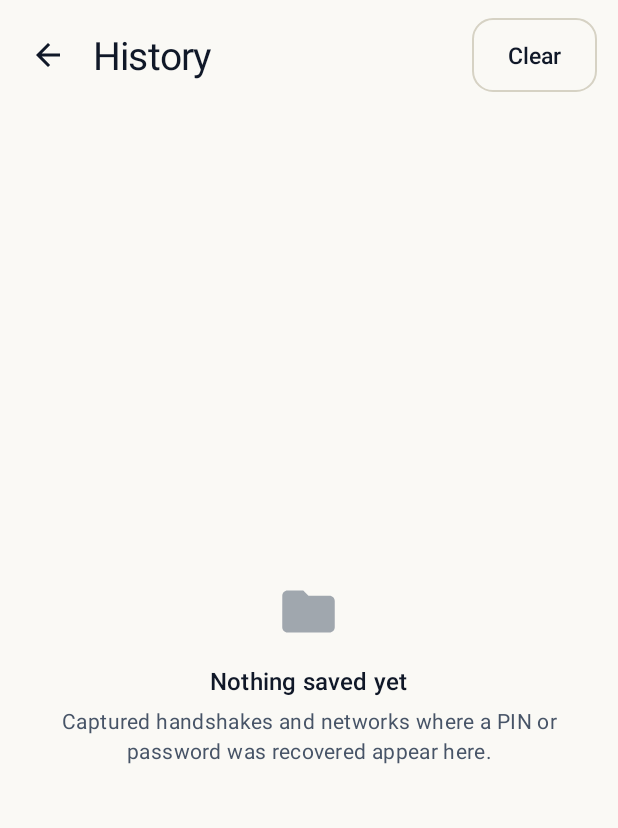
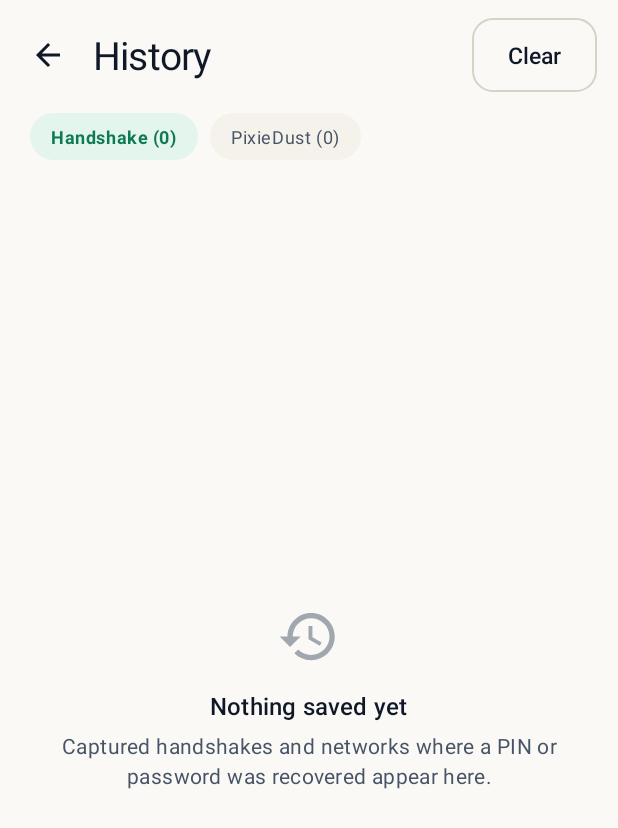
Before and after one commit to mohadexter/Pixie-Dust-capture-handshake-for-android-without-root, an Android app: the HistoryActivity screen opened directly, with no data from a screen before it, on a phone screen of 412 x 824 dp. Shown: the top 828 px of the screen. Run offline under Robolectric (Android 15) with nearby library versions, the phone set to English and light mode, and no system bars; libraries missing offline, so code that uses them is left out: com.chaquo.python.

Commit message:
1.0.6: highlight known router models in the scan list, split history into Handshake/PixieDust tabs, clock history icon, storage card first in Settings

```diff
--- a/app/build.gradle.kts
+++ b/app/build.gradle.kts
@@ -33,8 +33,8 @@ android {
         applicationId = "ma.pixiedust.app"
         minSdk = 24
         targetSdk = 36
-        versionCode = 6
-        versionName = "1.0.5"
+        versionCode = 7
+        versionName = "1.0.6"
 
         // ARM phones only: 64-bit and 32-bit. No emulator ABIs, which keeps the APK smaller.
         ndk {
--- a/app/src/main/java/ma/pixiedust/app/ui/HistoryActivity.java
+++ b/app/src/main/java/ma/pixiedust/app/ui/HistoryActivity.java
@@ -1,6 +1,7 @@
 package ma.pixiedust.app.ui;
 
 import android.os.Bundle;
+import android.graphics.Typeface;
 import android.text.TextUtils;
 import android.view.View;
 import android.widget.LinearLayout;
@@ -13,6 +14,7 @@ import com.google.android.material.card.MaterialCardView;
 import com.google.android.material.dialog.MaterialAlertDialogBuilder;
 
 import java.text.DateFormat;
+import java.util.ArrayList;
 import java.util.Date;
 import java.util.List;
 
@@ -26,6 +28,7 @@ public class HistoryActivity extends AppCompatActivity {
 
     private ActivityHistoryBinding b;
     private HistoryStore history;
+    private boolean pixieTab;
 
     @Override
     protected void onCreate(Bundle savedInstanceState) {
@@ -37,6 +40,8 @@ public class HistoryActivity extends AppCompatActivity {
 
         b.btnBack.setOnClickListener(v -> finish());
         b.btnClear.setOnClickListener(v -> confirmClear());
+        b.tabHandshake.setOnClickListener(v -> selectTab(false));
+        b.tabPixie.setOnClickListener(v -> selectTab(true));
         render();
     }
 
@@ -46,34 +51,78 @@ public class HistoryActivity extends AppCompatActivity {
         render();
     }
 
+    private void selectTab(boolean pixie) {
+        if (pixieTab == pixie) {
+            return;
+        }
+        pixieTab = pixie;
+        render();
+    }
+
     private void confirmClear() {
-        if (history.all().isEmpty()) {
+        if (visible(history.all()).isEmpty()) {
             return;
         }
         new MaterialAlertDialogBuilder(this)
-                .setTitle(R.string.history_clear_confirm)
+                .setTitle(pixieTab
+                        ? R.string.history_clear_pixie_confirm : R.string.history_clear_confirm)
                 .setMessage(R.string.history_clear_body)
                 .setNegativeButton(R.string.generic_cancel, null)
                 .setPositiveButton(R.string.history_clear, (dialog, which) -> {
-                    history.clear();
+                    history.clear(pixieTab
+                            ? HistoryStore.TYPE_CREDENTIALS : HistoryStore.TYPE_HANDSHAKE);
                     render();
                 })
                 .show();
+    }
+
+    private List<HistoryStore.Entry> visible(List<HistoryStore.Entry> all) {
+        List<HistoryStore.Entry> out = new ArrayList<>();
+        for (HistoryStore.Entry entry : all) {
+            if (entry.isHandshake() != pixieTab) {
+                out.add(entry);
+            }
+        }
+        return out;
     }
 
     private void render() {
         if (b == null) {
             return;
         }
-        List<HistoryStore.Entry> entries = history.all();
+        List<HistoryStore.Entry> all = history.all();
+        int handshakes = 0;
+        for (HistoryStore.Entry entry : all) {
+            if (entry.isHandshake()) {
+                handshakes++;
+            }
+        }
+        int pixie = all.size() - handshakes;
+
+        b.tabHandshake.setText(getString(R.string.history_tab_handshake, handshakes));
+        b.tabPixie.setText(getString(R.string.history_tab_pixie, pixie));
+        paintTab(b.tabHandshake, !pixieTab);
+        paintTab(b.tabPixie, pixieTab);
+
+        List<HistoryStore.Entry> entries = visible(all);
         b.entries.removeAllViews();
         boolean empty = entries.isEmpty();
         b.emptyState.setVisibility(empty ? View.VISIBLE : View.GONE);
+        b.emptyTitle.setText(pixieTab
+                ? R.string.history_empty_pixie_title : R.string.history_empty_title);
+        b.emptyBody.setText(pixieTab
+                ? R.string.history_empty_pixie_body : R.string.history_empty_body);
         b.btnClear.setEnabled(!empty);
         b.entries.setVisibility(empty ? View.GONE : View.VISIBLE);
         for (HistoryStore.Entry entry : entries) {
             b.entries.addView(createEntry(entry));
         }
+    }
+
+    private void paintTab(TextView tab, boolean selected) {
+        tab.setBackgroundResource(selected ? R.drawable.bg_pill_green : R.drawable.bg_pill_soft);
+        tab.setTextColor(getColor(selected ? R.color.green : R.color.ink_soft));
+        tab.setTypeface(null, selected ? Typeface.BOLD : Typeface.NORMAL);
     }
 
     private View createEntry(HistoryStore.Entry entry) {
--- /dev/null
+++ b/app/src/main/res/drawable/ic_history.xml
@@ -0,0 +1,11 @@
+<?xml version="1.0" encoding="utf-8"?>
+<vector xmlns:android="http://schemas.android.com/apk/res/android"
+    android:width="24dp"
+    android:height="24dp"
+    android:viewportWidth="24"
+    android:viewportHeight="24"
+    android:tint="@color/ink_soft">
+    <path
+        android:fillColor="@android:color/white"
+        android:pathData="M13,3c-4.97,0 -9,4.03 -9,9H1l3.89,3.89 0.07,0.14L9,12H6c0,-3.87 3.13,-7 7,-7s7,3.13 7,7 -3.13,7 -7,7c-1.93,0 -3.68,-0.79 -4.94,-2.06l-1.42,1.42C8.27,19.99 10.51,21 13,21c4.97,0 9,-4.03 9,-9s-4.03,-9 -9,-9zM12,8v5l4.28,2.54 0.72,-1.21 -3.5,-2.08L13.5,8H12z" />
+</vector>
--- a/app/src/main/res/layout/activity_history.xml
+++ b/app/src/main/res/layout/activity_history.xml
@@ -45,6 +45,40 @@
             android:text="@string/history_clear" />
     </LinearLayout>
 
+    <LinearLayout
+        android:layout_width="wrap_content"
+        android:layout_height="wrap_content"
+        android:layout_marginStart="@dimen/screen_pad"
+        android:layout_marginTop="2dp"
+        android:layout_marginEnd="@dimen/screen_pad"
+        android:orientation="horizontal">
+
+        <TextView
+            android:id="@+id/tabHandshake"
+            android:layout_width="wrap_content"
+            android:layout_height="wrap_content"
+            android:background="@drawable/bg_pill_soft"
+            android:paddingStart="14dp"
+            android:paddingTop="7dp"
+            android:paddingEnd="14dp"
+            android:paddingBottom="7dp"
+            android:textAppearance="@style/TextAppearance.PixieDust.Caption"
+            android:textSize="12sp" />
+
+        <TextView
+            android:id="@+id/tabPixie"
+            android:layout_width="wrap_content"
+            android:layout_height="wrap_content"
+            android:layout_marginStart="8dp"
+            android:background="@drawable/bg_pill_soft"
+            android:paddingStart="14dp"
+            android:paddingTop="7dp"
+            android:paddingEnd="14dp"
+            android:paddingBottom="7dp"
+            android:textAppearance="@style/TextAppearance.PixieDust.Caption"
+            android:textSize="12sp" />
+    </LinearLayout>
+
     <FrameLayout
         android:layout_width="match_parent"
         android:layout_height="0dp"
@@ -82,9 +116,10 @@
                 android:layout_height="42dp"
                 android:alpha="0.5"
                 android:contentDescription="@string/history_empty_title"
-                android:src="@drawable/ic_folder" />
+                android:src="@drawable/ic_history" />
 
             <TextView
+                android:id="@+id/emptyTitle"
                 android:layout_width="wrap_content"
                 android:layout_height="wrap_content"
                 android:layout_marginTop="14dp"
@@ -92,6 +127,7 @@
                 android:textAppearance="@style/TextAppearance.PixieDust.Title" />
 
             <TextView
+                android:id="@+id/emptyBody"
                 android:layout_width="match_parent"
                 android:layout_height="wrap_content"
                 android:layout_marginTop="6dp"
--- a/app/src/main/res/layout/activity_scan.xml
+++ b/app/src/main/res/layout/activity_scan.xml
@@ -54,7 +54,7 @@
             android:background="?attr/selectableItemBackgroundBorderless"
             android:contentDescription="@string/cd_history"
             android:padding="11dp"
-            android:src="@drawable/ic_folder"
+            android:src="@drawable/ic_history"
             app:tint="@color/ink" />
 
         <ImageButton
--- a/app/src/main/res/values/strings.xml
+++ b/app/src/main/res/values/strings.xml
@@ -20,6 +20,7 @@
     <string name="scan_ch">ch %1$d</string>
     <string name="scan_dbm">%1$d dBm</string>
     <string name="scan_wps">WPS</string>
+    <string name="scan_pixie">Pixie</string>
     <string name="scan_wps_lock">locked</string>
     <string name="btn_drivers">Adapter</string>
     <string name="btn_settings">Settings</string>
@@ -333,4 +334,9 @@ By continuing you confirm that you understand this and that you have the right t
     <string name="history_pin">PIN: %1$s</string>
     <string name="history_psk">Password: %1$s</string>
     <string name="history_copied">Copied</string>
+    <string name="history_tab_handshake">Handshake (%1$d)</string>
+    <string name="history_tab_pixie">PixieDust (%1$d)</string>
+    <string name="history_empty_pixie_title">No PixieDust result yet</string>
+    <string name="history_empty_pixie_body">Networks where PixieDust recovered a PIN or the password appear here.</string>
+    <string name="history_clear_pixie_confirm">Delete PixieDust history?</string>
 </resources>
```
Also changed, not shown: app/src/main/java/ma/pixiedust/app/core/HistoryStore.java (+15 -0 lines), app/src/main/java/ma/pixiedust/app/core/KnownModels.java (added, +134 -0 lines), app/src/main/java/ma/pixiedust/app/ui/ApAdapter.java (+7 -0 lines), app/src/main/res/layout/activity_settings.xml (+54 -54 lines), app/src/main/res/layout/item_ap.xml (+16 -0 lines), app/src/main/res/raw/known_models.txt (added, +142 -0 lines), 4 other files.
